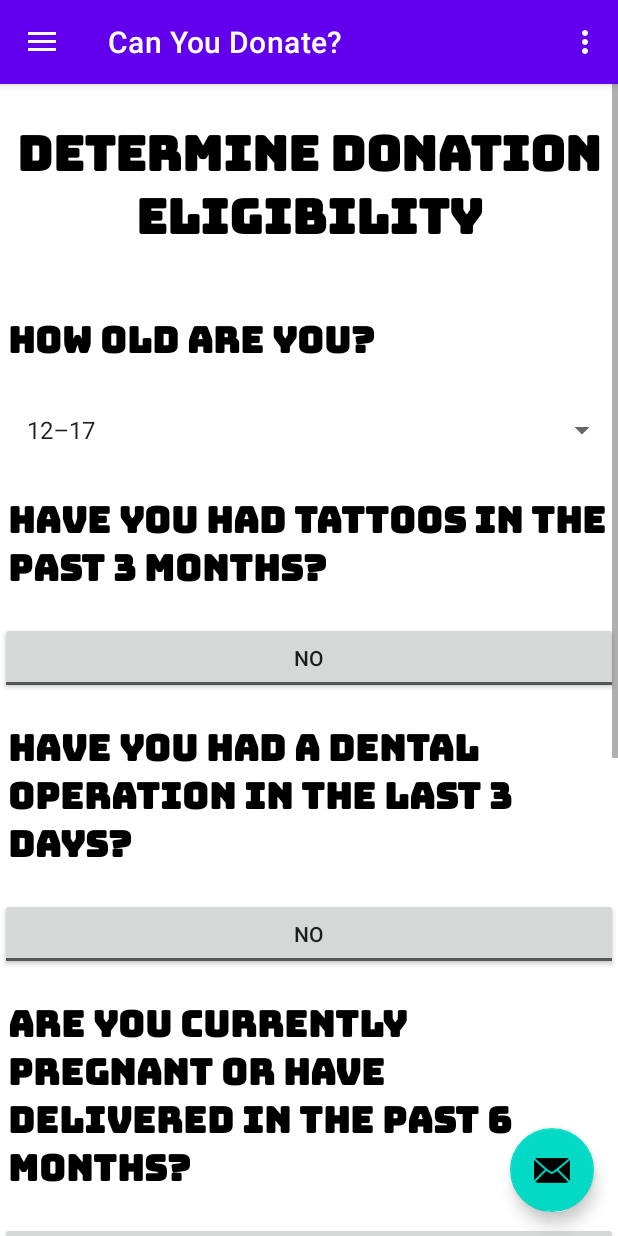
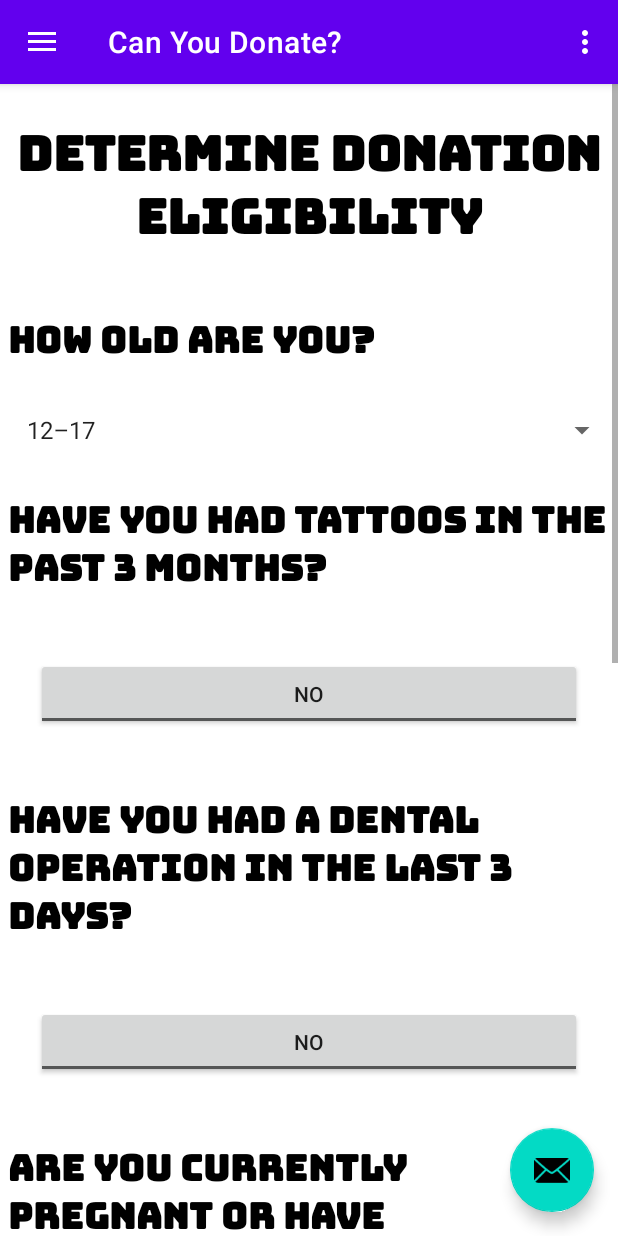
Before and after one commit to TejBaidwan/BloodDonationBuddy, an Android app: the screen it shows after launch (MainActivity), in the side drawer, after a tap on "Can You Donate?", on a phone screen of 412 x 824 dp. Run offline under Robolectric (Android 15) with nearby library versions, the phone set to English and light mode, and no system bars; our stand-ins replace navigation-ui; 1 statement that could not run was skipped.

Commit message:
Fixed toggle button margins and size

```diff
--- a/app/src/main/res/layout/fragment_donation_eligibility.xml
+++ b/app/src/main/res/layout/fragment_donation_eligibility.xml
@@ -64,6 +64,7 @@
                 android:id="@+id/tattooToggle"
                 android:layout_width="match_parent"
                 android:layout_height="wrap_content"
+                android:layout_margin="24sp"
                 android:padding="10sp"
                 android:textOff="@string/no"
                 android:textOn="@string/yes" />
@@ -84,6 +85,7 @@
                 android:id="@+id/dentalToggle"
                 android:layout_width="match_parent"
                 android:layout_height="wrap_content"
+                android:layout_margin="24sp"
                 android:padding="10sp"
                 android:textOff="@string/no"
                 android:textOn="@string/yes" />
@@ -104,6 +106,7 @@
                 android:id="@+id/pregnantToggle"
                 android:layout_width="match_parent"
                 android:layout_height="wrap_content"
+                android:layout_margin="24sp"
                 android:padding="10sp"
                 android:textOff="@string/no"
                 android:textOn="True" />
@@ -124,6 +127,7 @@
                 android:id="@+id/weightToggle"
                 android:layout_width="match_parent"
                 android:layout_height="wrap_content"
+                android:layout_margin="24sp"
                 android:padding="10sp"
                 android:textOff="@string/no"
                 android:textOn="@string/yes" />
@@ -144,6 +148,7 @@
                 android:id="@+id/medicationToggle"
                 android:layout_width="match_parent"
                 android:layout_height="wrap_content"
+                android:layout_margin="24sp"
                 android:padding="10sp"
                 android:textOff="@string/no"
                 android:textOn="@string/yes" />
@@ -162,7 +167,7 @@
                 android:id="@+id/eligibleResult"
                 android:layout_width="match_parent"
                 android:layout_height="wrap_content"
-                android:fontFamily="@font/bungee"
+                android:fontFamily="casual"
                 android:padding="5sp"
                 android:textAlignment="textStart"
                 android:textColor="@color/black"
```
